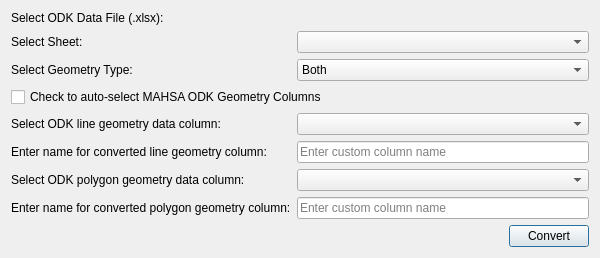
Before: the Qt Designer form odk_geo_qgis_wkt_dialog_base.ui in MAHSA-Project/odkgeom-to-qgiswkt, drawn with Qt 5.
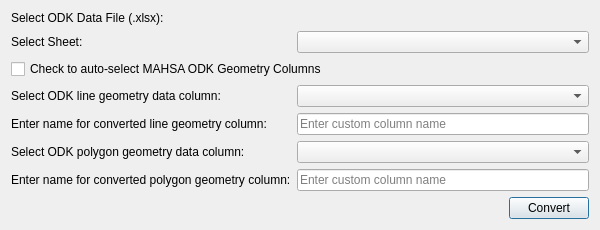
After: the same form once the commit is applied. Custom widgets are drawn as their Qt base class.

Diff of the .ui file:
```diff
--- a/odk_geo_qgis_wkt_dialog_base.ui
+++ b/odk_geo_qgis_wkt_dialog_base.ui
@@ -7,7 +7,7 @@
     <x>0</x>
     <y>0</y>
     <width>600</width>
-    <height>250</height>
+    <height>230</height>
    </rect>
   </property>
   <property name="windowTitle">
@@ -37,37 +37,7 @@
     <widget class="QComboBox" name="sheetDropdown"/>
    </item>
 
-   <item row="2" column="0">
-    <widget class="QLabel" name="labelGeometryType">
-     <property name="text">
-      <string>Select Geometry Type:</string>
-     </property>
-    </widget>
-   </item>
-   <item row="2" column="1">
-    <widget class="QComboBox" name="geometryTypeDropdown">
-     <property name="toolTip">
-      <string>Choose between Line, Polygon, or Both</string>
-     </property>
-     <item>
-      <property name="text">
-       <string>Both</string>
-      </property>
-     </item>
-     <item>
-      <property name="text">
-       <string>Line Only</string>
-      </property>
-     </item>
-     <item>
-      <property name="text">
-       <string>Polygon Only</string>
-      </property>
-     </item>
-    </widget>
-   </item>
-
-   <item row="3" column="0" colspan="2">
+   <item row="2" column="0" colspan="2">
     <widget class="QCheckBox" name="autoSelectCheckbox">
      <property name="text">
       <string>Check to auto-select MAHSA ODK Geometry Columns</string>
@@ -75,6 +45,7 @@
     </widget>
    </item>
 
+   
    <item row="4" column="0">
     <widget class="QLabel" name="labelTrace">
      <property name="text">
@@ -101,25 +72,25 @@
     </widget>
    </item>
 
-   <item row="6" column="0">
+   <item row="7" column="0">
     <widget class="QLabel" name="labelPolygon">
      <property name="text">
       <string>Select ODK polygon geometry data column:</string>
      </property>
     </widget>
    </item>
-   <item row="6" column="1">
+   <item row="7" column="1">
     <widget class="QComboBox" name="polygonColumnDropdown"/>
    </item>
 
-   <item row="7" column="0">
-    <widget class="QLabel" name="labelPolyResult">
+   <item row="8" column="0">
+    <widget class="QLabel" name="polyTraceResult">
      <property name="text">
       <string>Enter name for converted polygon geometry column:</string>
      </property>
     </widget>
    </item>
-   <item row="7" column="1">
+   <item row="8" column="1">
     <widget class="QLineEdit" name="polyResultColumnName">
      <property name="placeholderText">
       <string>Enter custom column name</string>
@@ -127,7 +98,7 @@
     </widget>
    </item>
 
-   <item row="8" column="1" alignment="Qt::AlignRight">
+   <item row="9" column="1" alignment="Qt::AlignRight">
     <widget class="QPushButton" name="convertButton">
      <property name="toolTip">
       <string>Click to convert coordinates to WKT</string>
```
Left out of the diff: 8 changed lines with no effect on the pictures.
